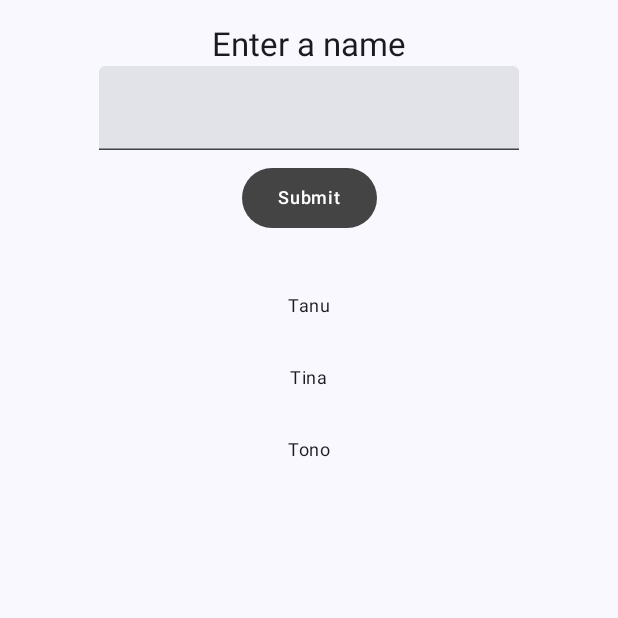
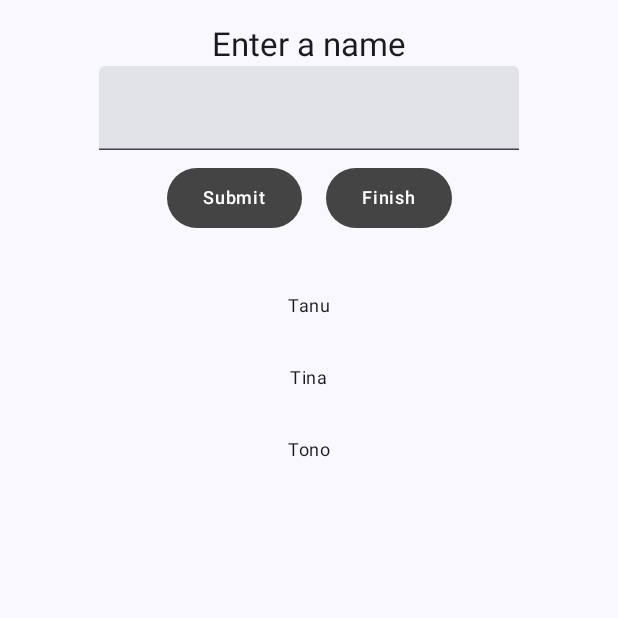
Before and after one commit to Jiira13/LAB_WEEK_9, an Android app built with Jetpack Compose: the screen it shows after launch (MainActivity), on a phone screen of 412 x 824 dp, the top half of it. Run offline under Robolectric (Android 15) with nearby library versions, the phone set to English and light mode, and no system bars; 1 statement that could not run was skipped.

```diff
--- a/app/build.gradle.kts
+++ b/app/build.gradle.kts
@@ -43,6 +43,7 @@ android {
 
 dependencies {
     implementation("androidx.compose.material3:material3:1.4.0")
+    implementation("androidx.navigation:navigation-compose:2.7.4")
     implementation(libs.androidx.core.ktx)
     implementation(libs.androidx.lifecycle.runtime.ktx)
     implementation(libs.androidx.activity.compose)
@@ -51,6 +52,7 @@ dependencies {
     implementation(libs.androidx.compose.ui.graphics)
     implementation(libs.androidx.compose.ui.tooling.preview)
     implementation(libs.androidx.compose.material3)
+    implementation(libs.androidx.room.ktx)
     testImplementation(libs.junit)
     androidTestImplementation(libs.androidx.junit)
     androidTestImplementation(libs.androidx.espresso.core)
--- a/app/src/main/java/com/jimmy/lab_week_9/MainActivity.kt
+++ b/app/src/main/java/com/jimmy/lab_week_9/MainActivity.kt
@@ -3,18 +3,15 @@ package com.jimmy.lab_week_9
 import android.os.Bundle
 import androidx.activity.ComponentActivity
 import androidx.activity.compose.setContent
-import androidx.activity.enableEdgeToEdge
 import androidx.compose.foundation.layout.Column
+import androidx.compose.foundation.layout.Row
 import androidx.compose.foundation.layout.fillMaxSize
 import androidx.compose.foundation.layout.padding
 import androidx.compose.foundation.lazy.LazyColumn
 import androidx.compose.foundation.lazy.items
 import androidx.compose.foundation.text.KeyboardOptions
-import androidx.compose.material3.Button
 import androidx.compose.material3.MaterialTheme
-import androidx.compose.material3.Scaffold
 import androidx.compose.material3.Surface
-import androidx.compose.material3.Text
 import androidx.compose.material3.TextField
 import androidx.compose.runtime.Composable
 import androidx.compose.runtime.mutableStateListOf
@@ -23,11 +20,15 @@ import androidx.compose.runtime.remember
 import androidx.compose.runtime.snapshots.SnapshotStateList
 import androidx.compose.ui.Alignment
 import androidx.compose.ui.Modifier
-import androidx.compose.ui.input.key.Key.Companion.Home
 import androidx.compose.ui.res.stringResource
 import androidx.compose.ui.text.input.KeyboardType
-import androidx.compose.ui.tooling.preview.Preview
 import androidx.compose.ui.unit.dp
+import androidx.navigation.NavHostController
+import androidx.navigation.NavType
+import androidx.navigation.compose.NavHost
+import androidx.navigation.compose.composable
+import androidx.navigation.compose.rememberNavController
+import androidx.navigation.navArgument
 import com.jimmy.lab_week_9.ui.theme.LAB_WEEK_9Theme
 import com.jimmy.lab_week_9.ui.theme.OnBackgroundItemText
 import com.jimmy.lab_week_9.ui.theme.OnBackgroundTitleText
@@ -42,7 +43,8 @@ class MainActivity : ComponentActivity() {
                     modifier = Modifier.fillMaxSize(),
                     color = MaterialTheme.colorScheme.background
                 ) {
-                    Home()
+                    val navController = rememberNavController()
+                    App(navController = navController)
                 }
             }
         }
@@ -54,24 +56,49 @@ data class Student(
 )
 
 @Composable
-fun Home() {
-    val listData = remember { mutableStateListOf(
-        Student("Tanu"),
-        Student("Tina"),
-        Student("Tono")
-    ) }
-    var inputField = remember { mutableStateOf(Student("")) }
+fun App(navController: NavHostController) {
+    NavHost(
+        navController = navController,
+        startDestination = "home"
+    ) {
+        composable("home") {
+            Home { navController.navigate(
+                "resultContent/?listData=${it}"
+            )}
+        }
+        composable(
+            "resultContent/?listData=",
+            arguments = listOf(navArgument("listData") {
+                type = NavType.StringType
+            })
+        ) {
+            ResultContent(it.arguments?.getString("listData").orEmpty()
+            )
+        }
+    }
+}
+
+@Composable
+fun Home(
+    navigateFromHomeToResult: (String) -> Unit
+) {
+    val listData = remember {
+        mutableStateListOf(
+            Student("Tanu"),
+            Student("Tina"),
+            Student("Tono")
+        )
+    }
+    val inputField = remember { mutableStateOf(Student("")) }
 
     HomeContent(
         listData,
         inputField.value,
-    { input -> inputField.value = inputField.value.copy(input)},
-    {
-        if(inputField.value.name.isNotBlank()) {
+        { input -> inputField.value = Student(input) },
+        {
             listData.add(inputField.value)
-            inputField.value = Student("")
-        }
-    }
+        },
+        { navigateFromHomeToResult(listData.toList().toString()) }
     )
 }
 
@@ -80,7 +107,8 @@ fun HomeContent(
     listData: SnapshotStateList<Student>,
     inputField: Student,
     onInputValueChange: (String) -> Unit,
-    onButtonClick: () -> Unit
+    onButtonClick: () -> Unit,
+    navigateFromHomeToResult: () -> Unit
     ) {
     LazyColumn {
         item {
@@ -98,11 +126,17 @@ fun HomeContent(
                     ),
                     onValueChange = { onInputValueChange(it) },
                 )
-                PrimaryTextButton(text = stringResource (
-                    id = R.string.button_click
-                )) {
-                    onButtonClick()
+                Row {
+                    PrimaryTextButton(text = stringResource(id =
+                        R.string.button_click)) {
+                        onButtonClick()
+                    }
+                    PrimaryTextButton(text = stringResource(id =
+                        R.string.button_navigate)) {
+                        navigateFromHomeToResult()
+                    }
                 }
+
             }
         }
         items(listData) { item ->
@@ -115,3 +149,12 @@ fun HomeContent(
         }
     }
 }
+
+@Composable
+fun ResultContent(listData: String) {
+    Column(
+        modifier = Modifier.padding(vertical = 4.dp).fillMaxSize(),
+        horizontalAlignment = Alignment.CenterHorizontally) {
+        OnBackgroundItemText(text = listData)
+    }
+}
--- a/gradle/libs.versions.toml
+++ b/gradle/libs.versions.toml
@@ -8,6 +8,7 @@ espressoCore = "3.7.0"
 lifecycleRuntimeKtx = "2.9.4"
 activityCompose = "1.11.0"
 composeBom = "2024.09.00"
+roomKtx = "2.8.3"
 
 [libraries]
 androidx-core-ktx = { group = "androidx.core", name = "core-ktx", version.ref = "coreKtx" }
@@ -24,6 +25,7 @@ androidx-compose-ui-tooling-preview = { group = "androidx.compose.ui", name = "u
 androidx-compose-ui-test-manifest = { group = "androidx.compose.ui", name = "ui-test-manifest" }
 androidx-compose-ui-test-junit4 = { group = "androidx.compose.ui", name = "ui-test-junit4" }
 androidx-compose-material3 = { group = "androidx.compose.material3", name = "material3" }
+androidx-room-ktx = { group = "androidx.room", name = "room-ktx", version.ref = "roomKtx" }
 
 [plugins]
 android-application = { id = "com.android.application", version.ref = "agp" }
```
